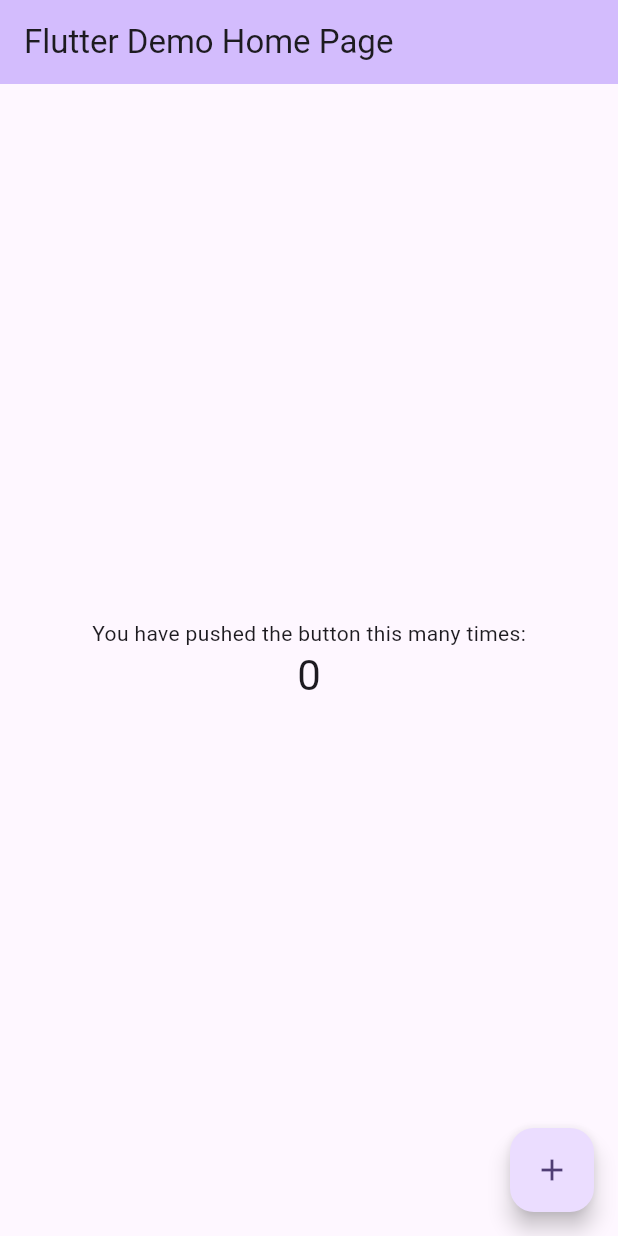
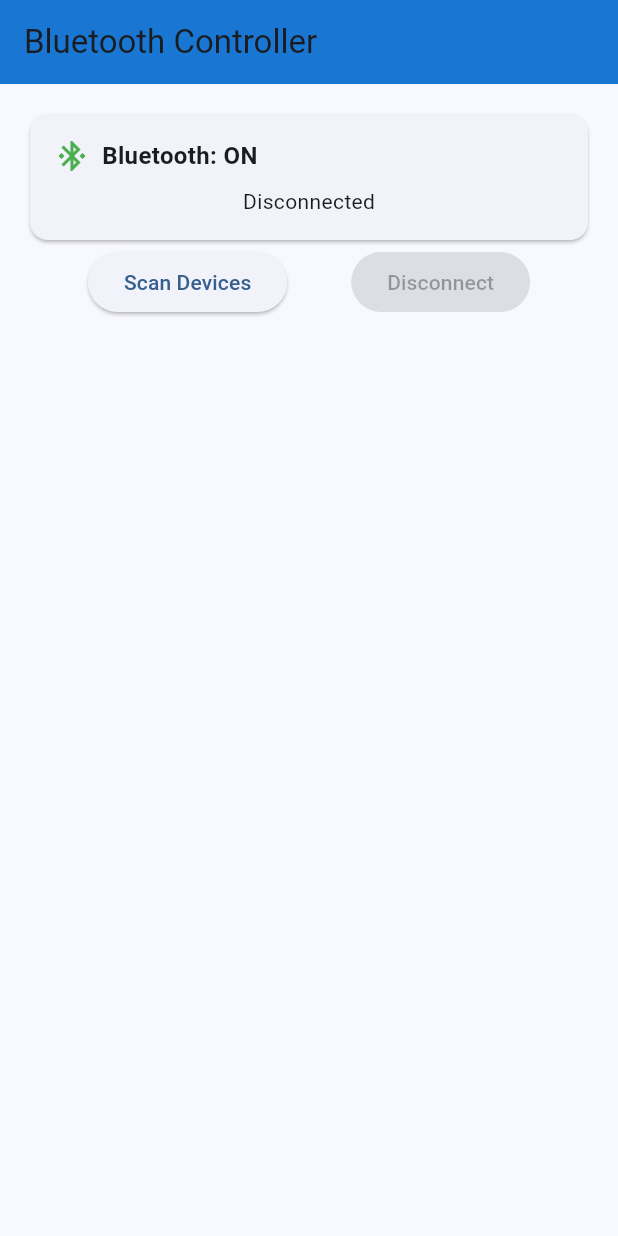
Before and after one commit to iamroot11/Popat, a Flutter app: the screen it shows after launch, on a phone screen of 412 x 824 dp. Run offline on Flutter 3.47's test engine with Material 3 defaults, Android fonts, the phone set to English and light mode, and no system bars; our stand-ins replace flutter_blue_plus, permission_handler; project files that could hold a hidden picture were left out.

Commit message:
Adding bluetooth connectivity

```diff
--- a/lib/main.dart
+++ b/lib/main.dart
@@ -1,122 +1,24 @@
 import 'package:flutter/material.dart';
-
+import 'package:myapp/pages/connector.dart';
 void main() {
-  runApp(const MyApp());
+  WidgetsFlutterBinding.ensureInitialized();
+  runApp(const App());
 }
 
-class MyApp extends StatelessWidget {
-  const MyApp({super.key});
+class App extends StatelessWidget {
+  const App({super.key});
 
-  // This widget is the root of your application.
   @override
   Widget build(BuildContext context) {
     return MaterialApp(
-      title: 'Flutter Demo',
       theme: ThemeData(
-        // This is the theme of your application.
-        //
-        // TRY THIS: Try running your application with "flutter run". You'll see
-        // the application has a purple toolbar. Then, without quitting the app,
-        // try changing the seedColor in the colorScheme below to Colors.green
-        // and then invoke "hot reload" (save your changes or press the "hot
-        // reload" button in a Flutter-supported IDE, or press "r" if you used
-        // the command line to start the app).
-        //
-        // Notice that the counter didn't reset back to zero; the application
-        // state is not lost during the reload. To reset the state, use hot
-        // restart instead.
-        //
-        // This works for code too, not just values: Most code changes can be
-        // tested with just a hot reload.
-        colorScheme: ColorScheme.fromSeed(seedColor: Colors.deepPurple),
+        colorScheme: ColorScheme.fromSeed(seedColor: Colors.blue),
+        useMaterial3: true,
       ),
-      home: const MyHomePage(title: 'Flutter Demo Home Page'),
+      initialRoute: '/',
+      routes: {
+        '/': (context) => const BluetoothScreen(),
+      },
     );
   }
 }
-
-class MyHomePage extends StatefulWidget {
-  const MyHomePage({super.key, required this.title});
-
-  // This widget is the home page of your application. It is stateful, meaning
-  // that it has a State object (defined below) that contains fields that affect
-  // how it looks.
-
-  // This class is the configuration for the state. It holds the values (in this
-  // case the title) provided by the parent (in this case the App widget) and
-  // used by the build method of the State. Fields in a Widget subclass are
-  // always marked "final".
-
-  final String title;
-
-  @override
-  State<MyHomePage> createState() => _MyHomePageState();
-}
-
-class _MyHomePageState extends State<MyHomePage> {
-  int _counter = 0;
-
-  void _incrementCounter() {
-    setState(() {
-      // This call to setState tells the Flutter framework that something has
-      // changed in this State, which causes it to rerun the build method below
-      // so that the display can reflect the updated values. If we changed
-      // _counter without calling setState(), then the build method would not be
-      // called again, and so nothing would appear to happen.
-      _counter++;
-    });
-  }
-
-  @override
-  Widget build(BuildContext context) {
-    // This method is rerun every time setState is called, for instance as done
-    // by the _incrementCounter method above.
-    //
-    // The Flutter framework has been optimized to make rerunning build methods
-    // fast, so that you can just rebuild anything that needs updating rather
-    // than having to individually change instances of widgets.
-    return Scaffold(
-      appBar: AppBar(
-        // TRY THIS: Try changing the color here to a specific color (to
-        // Colors.amber, perhaps?) and trigger a hot reload to see the AppBar
-        // change color while the other colors stay the same.
-        backgroundColor: Theme.of(context).colorScheme.inversePrimary,
-        // Here we take the value from the MyHomePage object that was created by
-        // the App.build method, and use it to set our appbar title.
-        title: Text(widget.title),
-      ),
-      body: Center(
-        // Center is a layout widget. It takes a single child and positions it
-        // in the middle of the parent.
-        child: Column(
-          // Column is also a layout widget. It takes a list of children and
-          // arranges them vertically. By default, it sizes itself to fit its
-          // children horizontally, and tries to be as tall as its parent.
-          //
-          // Column has various properties to control how it sizes itself and
-          // how it positions its children. Here we use mainAxisAlignment to
-          // center the children vertically; the main axis here is the vertical
-          // axis because Columns are vertical (the cross axis would be
-          // horizontal).
-          //
-          // TRY THIS: Invoke "debug painting" (choose the "Toggle Debug Paint"
-          // action in the IDE, or press "p" in the console), to see the
-          // wireframe for each widget.
-          mainAxisAlignment: MainAxisAlignment.center,
-          children: <Widget>[
-            const Text('You have pushed the button this many times:'),
-            Text(
-              '$_counter',
-              style: Theme.of(context).textTheme.headlineMedium,
-            ),
-          ],
-        ),
-      ),
-      floatingActionButton: FloatingActionButton(
-        onPressed: _incrementCounter,
-        tooltip: 'Increment',
-        child: const Icon(Icons.add),
-      ), // This trailing comma makes auto-formatting nicer for build methods.
-    );
-  }
-}
--- /dev/null
+++ b/lib/pages/connector.dart
@@ -0,0 +1,284 @@
+import 'dart:async';
+import 'dart:convert';
+import 'dart:io';
+import 'package:flutter/material.dart';
+import 'package:flutter_blue_plus/flutter_blue_plus.dart';
+import 'package:permission_handler/permission_handler.dart';
+
+class BluetoothScreen extends StatefulWidget {
+  const BluetoothScreen({super.key});
+
+  @override
+  State<BluetoothScreen> createState() => _BluetoothScreenState();
+}
+
+class _BluetoothScreenState extends State<BluetoothScreen> {
+  BluetoothAdapterState _adapterState = BluetoothAdapterState.unknown;
+  late StreamSubscription<BluetoothAdapterState> _adapterStateStateSubscription;
+
+  List<ScanResult> _scanResults = [];
+  late StreamSubscription<List<ScanResult>> _scanResultsSubscription;
+  bool _isScanning = false;
+
+  BluetoothDevice? _connectedDevice;
+  late StreamSubscription<BluetoothConnectionState> _connectionStateSubscription;
+  List<BluetoothService> _services = [];
+  BluetoothCharacteristic? _writeCharacteristic;
+  BluetoothCharacteristic? _readCharacteristic;
+
+  String _connectionStatus = "Disconnected";
+  String _receivedData = "";
+
+  @override
+  void initState() {
+    super.initState();
+    _adapterStateStateSubscription = FlutterBluePlus.adapterState.listen((state) {
+      setState(() {
+        _adapterState = state;
+        if (state == BluetoothAdapterState.off) {
+          _connectionStatus = "Bluetooth is OFF";
+          _disconnect();
+        }
+      });
+    });
+    _requestPermissions();
+  }
+
+  @override
+  void dispose() {
+    _adapterStateStateSubscription.cancel();
+    _scanResultsSubscription.cancel();
+    _connectionStateSubscription.cancel();
+    _disconnect();
+    super.dispose();
+  }
+
+  Future<void> _requestPermissions() async {
+    if (Platform.isAndroid) {
+      await [
+        Permission.bluetoothScan,
+        Permission.bluetoothConnect,
+        Permission.locationWhenInUse,
+      ].request();
+    }
+  }
+
+  void _startScan() async {
+     if (_adapterState != BluetoothAdapterState.on) {
+      return;
+    }
+    setState(() {
+      _scanResults = [];
+      _connectionStatus = "Searching for devices...";
+    });
+
+    await FlutterBluePlus.startScan(timeout: const Duration(seconds: 15));
+
+    _scanResultsSubscription = FlutterBluePlus.scanResults.listen((results) {
+       setState(() {
+        _scanResults = results.where((r) => r.device.platformName.isNotEmpty).toList();
+      });
+    });
+
+     _isScanning = true;
+    setState((){});
+
+
+    FlutterBluePlus.isScanning.listen((isScanning) {
+        _isScanning = isScanning;
+        if(!_isScanning){
+           _connectionStatus = _scanResults.isEmpty
+                ? 'No devices found'
+                : 'Found ${_scanResults.length} device(s)';
+        }
+        setState((){});
+    });
+  }
+
+
+  Future<void> _connectToDevice(BluetoothDevice device) async {
+    await device.connect(autoConnect: false, license: License.free);
+
+    _connectionStateSubscription = device.connectionState.listen((state) async {
+      if (state == BluetoothConnectionState.connected) {
+        setState(() {
+          _connectedDevice = device;
+          _connectionStatus = 'Connected to ${device.platformName}';
+        });
+
+        _services = await device.discoverServices();
+        for (var service in _services) {
+          for (var characteristic in service.characteristics) {
+            if (characteristic.properties.write) {
+              _writeCharacteristic = characteristic;
+            }
+            if (characteristic.properties.notify || characteristic.properties.read) {
+              _readCharacteristic = characteristic;
+            }
+          }
+        }
+        if(_readCharacteristic != null){
+             await _readCharacteristic!.setNotifyValue(true);
+             _readCharacteristic!.lastValueStream.listen((value) {
+                setState(() {
+                  _receivedData += utf8.decode(value);
+                });
+             });
+        }
+        setState((){});
+
+      } else if (state == BluetoothConnectionState.disconnected) {
+        _disconnect();
+      }
+    });
+  }
+
+  void _disconnect() {
+    _connectedDevice?.disconnect();
+    setState(() {
+      _connectedDevice = null;
+      _connectionStatus = 'Disconnected';
+      _services = [];
+      _writeCharacteristic = null;
+      _readCharacteristic = null;
+      _receivedData = "";
+    });
+  }
+
+  Future<void> _sendData(String data) async {
+    if (_writeCharacteristic != null) {
+      await _writeCharacteristic!.write(utf8.encode(data));
+      print('Data sent: $data');
+    }
+  }
+
+ @override
+  Widget build(BuildContext context) {
+    return Scaffold(
+      appBar: AppBar(
+        title: Text('Bluetooth Controller'),
+        backgroundColor: Colors.blue[700],
+      ),
+      body: Container(
+        padding: EdgeInsets.all(16),
+        child: Column(
+          children: [
+            // Bluetooth Status Card
+            Card(
+              child: Padding(
+                padding: EdgeInsets.all(16),
+                child: Column(
+                  children: [
+                    Row(
+                      children: [
+                        Icon(
+                          _adapterState == BluetoothAdapterState.on
+                              ? Icons.bluetooth_connected
+                              : Icons.bluetooth_disabled,
+                          color: _adapterState == BluetoothAdapterState.on
+                              ? Colors.green
+                              : Colors.red,
+                        ),
+                        SizedBox(width: 8),
+                        Text(
+                          'Bluetooth: ${_adapterState == BluetoothAdapterState.on ? "ON" : "OFF"}',
+                          style: TextStyle(
+                            fontSize: 16,
+                            fontWeight: FontWeight.bold,
+                          ),
+                        ),
+                      ],
+                    ),
+                    SizedBox(height: 8),
+                    Text(_connectionStatus, style: TextStyle(fontSize: 14)),
+                  ],
+                ),
+              ),
+            ),
+
+            // Action buttons
+            Row(
+              mainAxisAlignment: MainAxisAlignment.spaceEvenly,
+              children: [
+                ElevatedButton(
+                  onPressed:
+                      _adapterState == BluetoothAdapterState.on && !_isScanning
+                          ? _startScan
+                          : null,
+                  child: Text('Scan Devices'),
+                ),
+                ElevatedButton(
+                  onPressed: _connectedDevice != null ? _disconnect : null,
+                  child: Text('Disconnect'),
+                ),
+              ],
+            ),
+
+            SizedBox(height: 16),
+
+            // Device Lists
+            Expanded(
+              child: ListView.builder(
+                itemCount: _scanResults.length,
+                itemBuilder: (context, index) {
+                  final result = _scanResults[index];
+                  return Card(
+                    child: ListTile(
+                      leading: Icon(Icons.bluetooth),
+                      title: Text(result.device.platformName),
+                      subtitle: Text(result.device.remoteId.toString()),
+                      trailing: Icon(Icons.arrow_forward_ios),
+                      onTap: _connectedDevice == null ? () => _connectToDevice(result.device) : null,
+                    ),
+                  );
+                },
+              ),
+            ),
+
+
+            // Control buttons and data display when connected
+            if (_connectedDevice != null) ...[
+              Container(
+                height: 100,
+                width: double.infinity,
+                decoration: BoxDecoration(
+                  border: Border.all(color: Colors.grey),
+                  borderRadius: BorderRadius.circular(8),
+                ),
+                child: SingleChildScrollView(
+                  child: Padding(
+                    padding: EdgeInsets.all(8),
+                    child: Text(
+                      _receivedData.isEmpty
+                          ? 'No data received yet...'
+                          : _receivedData,
+                      style: TextStyle(fontFamily: 'monospace'),
+                    ),
+                  ),
+                ),
+              ),
+              SizedBox(height: 16),
+              Row(
+                mainAxisAlignment: MainAxisAlignment.spaceEvenly,
+                children: [
+                  ElevatedButton(
+                    onPressed: () => _sendData('1'),
+                    child: Text('Send "1"'),
+                  ),
+                  ElevatedButton(
+                    onPressed: () => _sendData('0'),
+                    child: Text('Send "0"'),
+                  ),
+                  ElevatedButton(
+                    onPressed: () => _sendData('TEST'),
+                    child: Text('Send "TEST"'),
+                  ),
+                ],
+              ),
+            ],
+          ],
+        ),
+      ),
+    );
+  }
+}
--- a/pubspec.yaml
+++ b/pubspec.yaml
@@ -34,6 +34,8 @@ dependencies:
   # The following adds the Cupertino Icons font to your application.
   # Use with the CupertinoIcons class for iOS style icons.
   cupertino_icons: ^1.0.8
+  permission_handler: ^11.0.1
+  flutter_blue_plus: ^2.0.0
 
 dev_dependencies:
   flutter_test:
```
Also changed, not shown: .idx/mcp.json, pubspec.lock, 3 other files.
